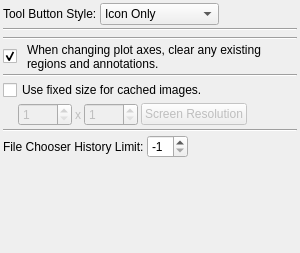
Before: the Qt Designer form code/plotms/GuiTabs/PlotMSOptionsTab.ui in radio-astro/casa, drawn with Qt 5.
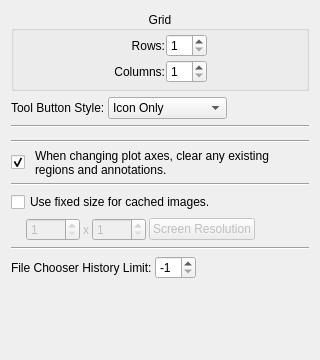
After: the same form once the commit is applied.

Diff of the .ui file:
```diff
--- a/code/plotms/GuiTabs/PlotMSOptionsTab.ui
+++ b/code/plotms/GuiTabs/PlotMSOptionsTab.ui
@@ -1,12 +1,12 @@
 <ui version="4.0" >
  <class>OptionsTab</class>
- <widget class="QWidget" name="OptionsTab" >
-  <property name="geometry" >
+ <widget class="QWidget" name="OptionsTab">
+  <property name="geometry">
    <rect>
     <x>0</x>
     <y>0</y>
-    <width>300</width>
-    <height>253</height>
+    <width>320</width>
+    <height>360</height>
    </rect>
   </property>
   <property name="sizePolicy" >
@@ -15,45 +15,162 @@
     <verstretch>0</verstretch>
    </sizepolicy>
   </property>
-  <property name="maximumSize" >
+  <property name="maximumSize">
    <size>
-    <width>300</width>
+    <width>325</width>
     <height>16777215</height>
    </size>
   </property>
   <property name="windowTitle" >
    <string>PlotMS Options Tab</string>
   </property>
-  <layout class="QVBoxLayout" >
-   <property name="spacing" >
-    <number>3</number>
-   </property>
-   <property name="leftMargin" >
-    <number>3</number>
-   </property>
-   <property name="topMargin" >
-    <number>3</number>
-   </property>
-   <property name="rightMargin" >
-    <number>3</number>
-   </property>
-   <property name="bottomMargin" >
-    <number>3</number>
-   </property>
+  <layout class="QVBoxLayout" name="verticalLayout">
    <item>
-    <layout class="QHBoxLayout" >
-     <property name="spacing" >
+    <widget class="QGroupBox" name="gridGroupBox">
+     <property name="minimumSize">
+      <size>
+       <width>0</width>
+       <height>80</height>
+      </size>
+     </property>
+     <property name="title">
+      <string>Grid</string>
+     </property>
+     <property name="alignment">
+      <set>Qt::AlignCenter</set>
+     </property>
+     <layout class="QHBoxLayout" name="horizontalLayout">
+      <property name="spacing">
+       <number>1</number>
+      </property>
+      <property name="margin">
+       <number>1</number>
+      </property>
+      <item>
+       <spacer name="horizontalSpacer">
+        <property name="orientation">
+         <enum>Qt::Horizontal</enum>
+        </property>
+        <property name="sizeHint" stdset="0">
+         <size>
+          <width>73</width>
+          <height>20</height>
+         </size>
+        </property>
+       </spacer>
+      </item>
+      <item>
+       <layout class="QGridLayout" name="gridLayout">
+        <item row="0" column="0">
+         <widget class="QLabel" name="rowsLabel">
+          <property name="enabled">
+           <bool>true</bool>
+          </property>
+          <property name="text">
+           <string>Rows:</string>
+          </property>
+          <property name="alignment">
+           <set>Qt::AlignRight|Qt::AlignTrailing|Qt::AlignVCenter</set>
+          </property>
+         </widget>
+        </item>
+        <item row="0" column="1">
+         <widget class="QSpinBox" name="rowSpin">
+          <property name="enabled">
+           <bool>true</bool>
+          </property>
+          <property name="toolTip">
+           <string>&lt;!DOCTYPE HTML PUBLIC &quot;-//W3C//DTD HTML 4.0//EN&quot; &quot;http://www.w3.org/TR/REC-html40/strict.dtd&quot;&gt;
+&lt;html&gt;&lt;head&gt;&lt;meta name=&quot;qrichtext&quot; content=&quot;1&quot; /&gt;&lt;style type=&quot;text/css&quot;&gt;
+p, li { white-space: pre-wrap; }
+&lt;/style&gt;&lt;/head&gt;&lt;body style=&quot; font-family:'Sans Serif'; font-size:10pt; font-weight:400; font-style:normal;&quot;&gt;
+&lt;table style=&quot;-qt-table-type: root; margin-top:4px; margin-bottom:4px; margin-left:4px; margin-right:4px;&quot;&gt;
+&lt;tr&gt;
+&lt;td style=&quot;border: none;&quot;&gt;
+&lt;p style=&quot; margin-top:0px; margin-bottom:0px; margin-left:0px; margin-right:0px; -qt-block-indent:0; text-indent:0px;&quot;&gt;&lt;span style=&quot; font-size:9pt;&quot;&gt;The number of rows of plots on each page.&lt;/span&gt;&lt;/p&gt;&lt;/td&gt;&lt;/tr&gt;&lt;/table&gt;&lt;/body&gt;&lt;/html&gt;</string>
+          </property>
+          <property name="minimum">
+           <number>1</number>
+          </property>
+          <property name="maximum">
+           <number>30</number>
+          </property>
+          <property name="value">
+           <number>1</number>
+          </property>
+         </widget>
+        </item>
+        <item row="1" column="0">
+         <widget class="QLabel" name="columnsLabel">
+          <property name="enabled">
+           <bool>true</bool>
+          </property>
+          <property name="text">
+           <string>Columns:</string>
+          </property>
+          <property name="alignment">
+           <set>Qt::AlignRight|Qt::AlignTrailing|Qt::AlignVCenter</set>
+          </property>
+         </widget>
+        </item>
+        <item row="1" column="1">
+         <widget class="QSpinBox" name="colSpin">
+          <property name="enabled">
+           <bool>true</bool>
+          </property>
+          <property name="toolTip">
+           <string>&lt;!DOCTYPE HTML PUBLIC &quot;-//W3C//DTD HTML 4.0//EN&quot; &quot;http://www.w3.org/TR/REC-html40/strict.dtd&quot;&gt;
+&lt;html&gt;&lt;head&gt;&lt;meta name=&quot;qrichtext&quot; content=&quot;1&quot; /&gt;&lt;style type=&quot;text/css&quot;&gt;
+p, li { white-space: pre-wrap; }
+&lt;/style&gt;&lt;/head&gt;&lt;body style=&quot; font-family:'Sans Serif'; font-size:10pt; font-weight:400; font-style:normal;&quot;&gt;
+&lt;table style=&quot;-qt-table-type: root; margin-top:4px; margin-bottom:4px; margin-left:4px; margin-right:4px;&quot;&gt;
+&lt;tr&gt;
+&lt;td style=&quot;border: none;&quot;&gt;
+&lt;p style=&quot; margin-top:0px; margin-bottom:0px; margin-left:0px; margin-right:0px; -qt-block-indent:0; text-indent:0px;&quot;&gt;&lt;span style=&quot; font-size:9pt;&quot;&gt;The number of columns of plots on each page.&lt;/span&gt;&lt;/p&gt;&lt;/td&gt;&lt;/tr&gt;&lt;/table&gt;&lt;/body&gt;&lt;/html&gt;</string>
+          </property>
+          <property name="minimum">
+           <number>1</number>
+          </property>
+          <property name="maximum">
+           <number>30</number>
+          </property>
+          <property name="value">
+           <number>1</number>
+          </property>
+         </widget>
+        </item>
+       </layout>
+      </item>
+      <item>
+       <spacer name="horizontalSpacer_2">
+        <property name="orientation">
+         <enum>Qt::Horizontal</enum>
+        </property>
+        <property name="sizeHint" stdset="0">
+         <size>
+          <width>72</width>
+          <height>20</height>
+         </size>
+        </property>
+       </spacer>
+      </item>
+     </layout>
+    </widget>
+   </item>
+   <item>
+    <layout class="QHBoxLayout">
+     <property name="spacing">
       <number>3</number>
      </property>
      <item>
-      <widget class="QLabel" name="buttonStyleLabel" >
-       <property name="text" >
+      <widget class="QLabel" name="buttonStyleLabel">
+       <property name="text">
         <string>Tool Button Style:</string>
        </property>
       </widget>
      </item>
      <item>
-      <widget class="QComboBox" name="buttonStyle" >
+      <widget class="QComboBox" name="buttonStyle">
        <item>
         <property name="text" >
          <string>Icon Only</string>
@@ -92,8 +209,8 @@
     </layout>
    </item>
    <item>
-    <widget class="Line" name="line" >
-     <property name="orientation" >
+    <widget class="Line" name="line">
+     <property name="orientation">
       <enum>Qt::Horizontal</enum>
      </property>
     </widget>
@@ -109,21 +226,21 @@
     </widget>
    </item>
    <item>
-    <widget class="Line" name="line_2" >
-     <property name="orientation" >
+    <widget class="Line" name="line_2">
+     <property name="orientation">
       <enum>Qt::Horizontal</enum>
      </property>
     </widget>
    </item>
    <item>
-    <layout class="QHBoxLayout" >
-     <property name="spacing" >
+    <layout class="QHBoxLayout">
+     <property name="spacing">
       <number>10</number>
      </property>
      <item>
-      <widget class="QCheckBox" name="clearSelection" >
-       <property name="sizePolicy" >
-        <sizepolicy vsizetype="Fixed" hsizetype="Fixed" >
+      <widget class="QCheckBox" name="clearSelection">
+       <property name="sizePolicy">
+        <sizepolicy hsizetype="Fixed" vsizetype="Fixed">
          <horstretch>0</horstretch>
          <verstretch>0</verstretch>
         </sizepolicy>
@@ -143,8 +260,8 @@
       </widget>
      </item>
      <item>
-      <widget class="QLabel" name="clearSelectionLabel" >
-       <property name="text" >
+      <widget class="QLabel" name="clearSelectionLabel">
+       <property name="text">
         <string>When changing plot axes, clear any existing regions and annotations.</string>
        </property>
        <property name="alignment" >
@@ -158,25 +275,25 @@
     </layout>
    </item>
    <item>
-    <widget class="Line" name="line_3" >
-     <property name="orientation" >
+    <widget class="Line" name="line_3">
+     <property name="orientation">
       <enum>Qt::Horizontal</enum>
      </property>
     </widget>
    </item>
    <item>
-    <widget class="QCheckBox" name="cacheSize" >
-     <property name="text" >
+    <widget class="QCheckBox" name="cacheSize">
+     <property name="text">
       <string>Use fixed size for cached images.</string>
      </property>
     </widget>
    </item>
    <item>
-    <layout class="QHBoxLayout" >
-     <property name="spacing" >
+    <layout class="QHBoxLayout">
+     <property name="spacing">
       <number>3</number>
      </property>
-     <property name="topMargin" >
+     <property name="topMargin">
       <number>0</number>
      </property>
      <item>
@@ -196,8 +313,8 @@
       </spacer>
      </item>
      <item>
-      <widget class="QSpinBox" name="cacheSizeWidth" >
-       <property name="enabled" >
+      <widget class="QSpinBox" name="cacheSizeWidth">
+       <property name="enabled">
         <bool>false</bool>
        </property>
        <property name="minimum" >
@@ -209,8 +326,8 @@
       </widget>
      </item>
      <item>
-      <widget class="QLabel" name="label" >
-       <property name="enabled" >
+      <widget class="QLabel" name="label">
+       <property name="enabled">
         <bool>false</bool>
        </property>
        <property name="text" >
@@ -219,8 +336,8 @@
       </widget>
      </item>
      <item>
-      <widget class="QSpinBox" name="cacheSizeHeight" >
-       <property name="enabled" >
+      <widget class="QSpinBox" name="cacheSizeHeight">
+       <property name="enabled">
         <bool>false</bool>
        </property>
        <property name="minimum" >
@@ -232,8 +349,8 @@
       </widget>
      </item>
      <item>
-      <widget class="QPushButton" name="cacheSizeResolution" >
-       <property name="enabled" >
+      <widget class="QPushButton" name="cacheSizeResolution">
+       <property name="enabled">
         <bool>false</bool>
        </property>
        <property name="text" >
@@ -257,27 +374,27 @@
     </layout>
    </item>
    <item>
-    <widget class="Line" name="line_4" >
-     <property name="orientation" >
+    <widget class="Line" name="line_4">
+     <property name="orientation">
       <enum>Qt::Horizontal</enum>
      </property>
     </widget>
    </item>
    <item>
-    <layout class="QHBoxLayout" >
-     <property name="spacing" >
+    <layout class="QHBoxLayout">
+     <property name="spacing">
       <number>3</number>
      </property>
      <item>
-      <widget class="QLabel" name="histLimitLabel" >
-       <property name="text" >
+      <widget class="QLabel" name="histLimitLabel">
+       <property name="text">
         <string>File Chooser History Limit:</string>
        </property>
       </widget>
      </item>
      <item>
-      <widget class="QSpinBox" name="histLimitSpinner" >
-       <property name="minimum" >
+      <widget class="QSpinBox" name="histLimitSpinner">
+       <property name="minimum">
         <number>-1</number>
        </property>
        <property name="value" >
```
Left out of the diff: 85 changed lines with no effect on the pictures.
